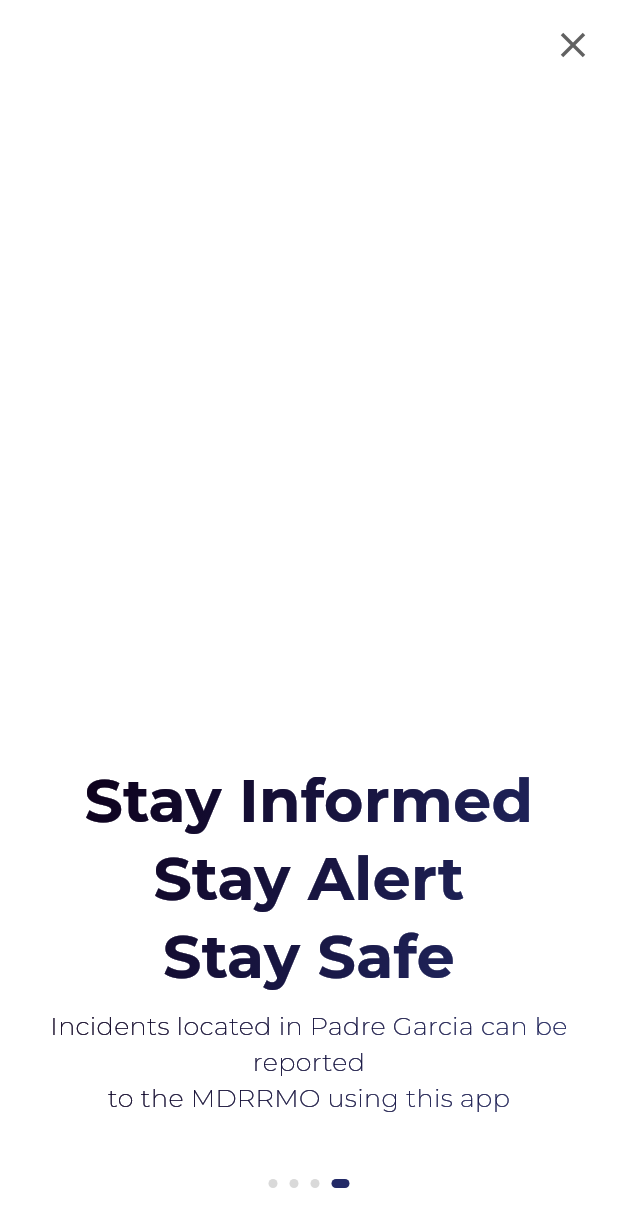
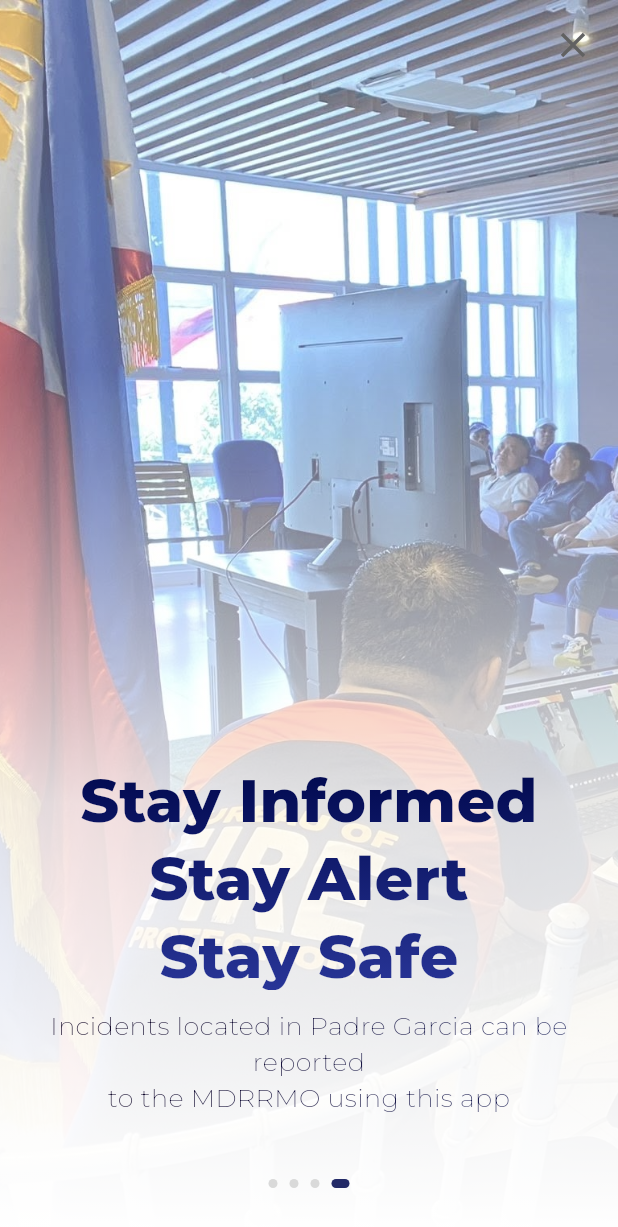
Before and after one commit to KngCd/responsys, a Flutter app: the screen it shows after launch, swiped to page 4, on a phone screen of 412 x 824 dp. Shown: the top 1227 px of the screen. Run offline on Flutter 3.47's test engine with Material 3 defaults, Android fonts, the phone set to English and light mode, and no system bars; our stand-ins replace google_fonts, image_picker, permission_handler; missing offline and left inert: flutter_inappwebview.

Commit message:
refine UI and put an image capturing feature

```diff
--- a/lib/main.dart
+++ b/lib/main.dart
@@ -213,24 +213,26 @@ class _OnboardingScreenState extends State<OnboardingScreen> {
               child: Column(
                 mainAxisSize: MainAxisSize.min,
                 children: [
-                  // Gradient text
                   ShaderMask(
-                    shaderCallback: (bounds) =>
-                        const LinearGradient(
-                          colors: [Color(0xFF0D001B), Color(0xFF222964)],
-                          begin: Alignment.topLeft,
-                          end: Alignment.bottomRight,
+                    shaderCallback: (bounds) {
+                      return const LinearGradient(
+                        begin: Alignment.topCenter,
+                        end: Alignment.bottomCenter,
+                        colors: [
+                          Color(0xFF00084D), // Top (deep navy)
+                          Color(0xFF293699), // Bottom (desaturated blue)
+                        ],
                       ).createShader(
                         Rect.fromLTWH(0, 0, bounds.width, bounds.height),
-                        ),
+                      );
+                    },
                     blendMode: BlendMode.srcIn,
                     child: Text(
                       "Welcome to\nResponsys",
                       textAlign: TextAlign.center,
                       style: GoogleFonts.montserrat(
                         fontSize: 40,
-                        fontWeight: FontWeight.w700,
-                        color: Colors.white,
+                        fontWeight: FontWeight.w800,
                         height: 1.3,
                       ),
                     ),
@@ -269,6 +271,33 @@ class _OnboardingScreenState extends State<OnboardingScreen> {
       // 2. Report Incidents
       Stack(
           children: [
+            // Full image (no cropping)
+            Positioned.fill(
+              child: Image.asset(
+                'assets/images/1.png',
+                fit: BoxFit.cover,
+              ),
+            ),
+
+            // Fade-to-white gradient at the bottom of the image
+            Positioned.fill(
+              child: Container(
+                decoration: const BoxDecoration(
+                  gradient: LinearGradient(
+                    colors: [
+                      Color.fromARGB(80, 255, 255, 255), // opacity white
+                      Color.fromARGB(217, 255, 255, 255), // ~85% opacity white
+                      Colors.white,
+                    ],
+                    begin: Alignment.topCenter,
+                    end: Alignment.bottomCenter,
+                    stops: [0.3, 0.65, 1.0], // Fade only lower portion
+                  ),
+                ),
+              ),
+            ),
+
+            // Close button
             if (_showClose)
               Positioned(
                 top: 16,
@@ -285,6 +314,8 @@ class _OnboardingScreenState extends State<OnboardingScreen> {
                   child: Icon(Icons.close, color: Colors.grey[700], size: 28),
                 ),
               ),
+
+            // Content at bottom
             Align(
               alignment: Alignment.bottomCenter,
               child: Padding(
@@ -292,24 +323,27 @@ class _OnboardingScreenState extends State<OnboardingScreen> {
                 child: Column(
                   mainAxisSize: MainAxisSize.min,
                   children: [
-                  // Gradient text
+                    // Gradient title
                     ShaderMask(
-                    shaderCallback: (bounds) =>
-                        const LinearGradient(
-                          colors: [Color(0xFF0D001B), Color(0xFF222964)],
-                          begin: Alignment.topLeft,
-                          end: Alignment.bottomRight,
+                      shaderCallback: (bounds) {
+                        return const LinearGradient(
+                          begin: Alignment.topCenter,
+                          end: Alignment.bottomCenter,
+                          colors: [
+                            Color(0xFF00084D),
+                            Color(0xFF293699),
+                          ],
                         ).createShader(
                           Rect.fromLTWH(0, 0, bounds.width, bounds.height),
-                        ),
+                        );
+                      },
                       blendMode: BlendMode.srcIn,
                       child: Text(
                         "Report\nIncidents",
                         textAlign: TextAlign.center,
                         style: GoogleFonts.montserrat(
                           fontSize: 40,
-                        fontWeight: FontWeight.w700,
-                        color: Colors.white,
+                          fontWeight: FontWeight.w800,
                           height: 1.3,
                         ),
                       ),
@@ -317,7 +351,7 @@ class _OnboardingScreenState extends State<OnboardingScreen> {
 
                     const SizedBox(height: 8),
 
-                  // Gradient text: Padre Garcia
+                    // Description text with gradient fill
                     ShaderMask(
                       shaderCallback: (bounds) =>
                           const LinearGradient(
@@ -333,9 +367,7 @@ class _OnboardingScreenState extends State<OnboardingScreen> {
                         textAlign: TextAlign.center,
                         style: GoogleFonts.montserrat(
                           fontSize: 17,
-                        fontWeight:
-                            FontWeight.w200, // lighter than headline, readable
-                        color: Colors.white,
+                          fontWeight: FontWeight.w200,
                         ),
                       ),
                     ),
@@ -348,6 +380,30 @@ class _OnboardingScreenState extends State<OnboardingScreen> {
       // 3. Real Time Report Collection
       Stack(
         children: [
+          // Full image (no cropping)
+          Positioned.fill(
+            child: Image.asset('assets/images/2.png', fit: BoxFit.cover),
+          ),
+
+          // Fade-to-white gradient at the bottom of the image
+          Positioned.fill(
+            child: Container(
+              decoration: const BoxDecoration(
+                gradient: LinearGradient(
+                  colors: [
+                    Color.fromARGB(80, 255, 255, 255), // opacity white
+                    Color.fromARGB(217, 255, 255, 255), // ~85% opacity white
+                    Colors.white,
+                  ],
+                  begin: Alignment.topCenter,
+                  end: Alignment.bottomCenter,
+                  stops: [0.3, 0.65, 1.0], // Fade only lower portion
+                ),
+              ),
+            ),
+          ),
+
+          // Close button
           if (_showClose)
             Positioned(
               top: 16,
@@ -364,6 +420,8 @@ class _OnboardingScreenState extends State<OnboardingScreen> {
                 child: Icon(Icons.close, color: Colors.grey[700], size: 28),
               ),
             ),
+
+          // Content at bottom
           Align(
             alignment: Alignment.bottomCenter,
             child: Padding(
@@ -371,24 +429,24 @@ class _OnboardingScreenState extends State<OnboardingScreen> {
               child: Column(
                 mainAxisSize: MainAxisSize.min,
                 children: [
-                  // Gradient text
+                  // Gradient title
                   ShaderMask(
-                    shaderCallback: (bounds) =>
-                        const LinearGradient(
-                          colors: [Color(0xFF0D001B), Color(0xFF222964)],
-                          begin: Alignment.topLeft,
-                          end: Alignment.bottomRight,
+                    shaderCallback: (bounds) {
+                      return const LinearGradient(
+                        begin: Alignment.topCenter,
+                        end: Alignment.bottomCenter,
+                        colors: [Color(0xFF00084D), Color(0xFF293699)],
                       ).createShader(
                         Rect.fromLTWH(0, 0, bounds.width, bounds.height),
-                        ),
+                      );
+                    },
                     blendMode: BlendMode.srcIn,
                     child: Text(
                       "Realtime\nReport\nCollection",
                       textAlign: TextAlign.center,
                       style: GoogleFonts.montserrat(
                         fontSize: 40,
-                        fontWeight: FontWeight.w700,
-                        color: Colors.white,
+                        fontWeight: FontWeight.w800,
                         height: 1.3,
                       ),
                     ),
@@ -396,7 +454,7 @@ class _OnboardingScreenState extends State<OnboardingScreen> {
 
                   const SizedBox(height: 8),
 
-                  // Gradient text: Padre Garcia
+                  // Description text with gradient fill
                   ShaderMask(
                     shaderCallback: (bounds) =>
                         const LinearGradient(
@@ -412,9 +470,7 @@ class _OnboardingScreenState extends State<OnboardingScreen> {
                       textAlign: TextAlign.center,
                       style: GoogleFonts.montserrat(
                         fontSize: 17,
-                        fontWeight:
-                            FontWeight.w200, // lighter than headline, readable
-                        color: Colors.white,
+                        fontWeight: FontWeight.w200,
                       ),
                     ),
                   ),
@@ -427,6 +483,30 @@ class _OnboardingScreenState extends State<OnboardingScreen> {
       // 4. Stay Informed, Stay Alert, Stay Safe
       Stack(
         children: [
+          // Full image (no cropping)
+          Positioned.fill(
+            child: Image.asset('assets/images/3.jpg', fit: BoxFit.cover),
+          ),
+
+          // Fade-to-white gradient at the bottom of the image
+          Positioned.fill(
+            child: Container(
+              decoration: const BoxDecoration(
+                gradient: LinearGradient(
+                  colors: [
+                    Color.fromARGB(80, 255, 255, 255), // opacity white
+                    Color.fromARGB(217, 255, 255, 255), // ~85% opacity white
+                    Colors.white,
+                  ],
+                  begin: Alignment.topCenter,
+                  end: Alignment.bottomCenter,
+                  stops: [0.3, 0.65, 1.0], // Fade only lower portion
+                ),
+              ),
+            ),
+          ),
+
+          // Close button
           if (_showClose)
             Positioned(
               top: 16,
@@ -443,6 +523,8 @@ class _OnboardingScreenState extends State<OnboardingScreen> {
                 child: Icon(Icons.close, color: Colors.grey[700], size: 28),
               ),
             ),
+
+          // Content at bottom
           Align(
             alignment: Alignment.bottomCenter,
             child: Padding(
@@ -450,24 +532,24 @@ class _OnboardingScreenState extends State<OnboardingScreen> {
               child: Column(
                 mainAxisSize: MainAxisSize.min,
                 children: [
-                  // Gradient text
+                  // Gradient title
                   ShaderMask(
-                    shaderCallback: (bounds) =>
-                        const LinearGradient(
-                          colors: [Color(0xFF0D001B), Color(0xFF222964)],
-                          begin: Alignment.topLeft,
-                          end: Alignment.bottomRight,
+                    shaderCallback: (bounds) {
+                      return const LinearGradient(
+                        begin: Alignment.topCenter,
+                        end: Alignment.bottomCenter,
+                        colors: [Color(0xFF00084D), Color(0xFF293699)],
                       ).createShader(
                         Rect.fromLTWH(0, 0, bounds.width, bounds.height),
-                        ),
+                      );
+                    },
                     blendMode: BlendMode.srcIn,
                     child: Text(
                       "Stay Informed\nStay Alert\nStay Safe",
                       textAlign: TextAlign.center,
                       style: GoogleFonts.montserrat(
                         fontSize: 40,
-                        fontWeight: FontWeight.w700,
-                        color: Colors.white,
+                        fontWeight: FontWeight.w800,
                         height: 1.3,
                       ),
                     ),
@@ -475,7 +557,7 @@ class _OnboardingScreenState extends State<OnboardingScreen> {
 
                   const SizedBox(height: 8),
 
-                  // Gradient text: Padre Garcia
+                  // Description text with gradient fill
                   ShaderMask(
                     shaderCallback: (bounds) =>
                         const LinearGradient(
@@ -491,9 +573,7 @@ class _OnboardingScreenState extends State<OnboardingScreen> {
                       textAlign: TextAlign.center,
                       style: GoogleFonts.montserrat(
                         fontSize: 17,
-                        fontWeight:
-                            FontWeight.w200, // lighter than headline, readable
-                        color: Colors.white,
+                        fontWeight: FontWeight.w200,
                       ),
                     ),
                   ),
@@ -510,26 +590,12 @@ class _OnboardingScreenState extends State<OnboardingScreen> {
       body: SafeArea(
         child: Stack(
           children: [
-            RefreshIndicator(
-              onRefresh: () async {
-                // You can reset your onboarding state here, or reload data
-                setState(() {
-                  _currentPage = 0;
-                  _showLogo = true;
-                  _showClose = false;
-                });
-                // Optionally, you can add a delay to show the spinner
-                await Future.delayed(const Duration(milliseconds: 1200));
-                // Re-run your onboarding logic if needed
-                initState();
-              },
-              child: PageView.builder(
+            PageView.builder(
               controller: _controller,
               itemCount: pages.length,
               onPageChanged: _onPageChanged,
               itemBuilder: (context, index) => pages[index],
               physics: const BouncingScrollPhysics(),
-              ),
             ),
             // Page indicator
             Positioned(
```
Also changed, not shown: lib/hazard_map.dart (+8 -7 lines), lib/incident_map.dart (+102 -29 lines), lib/widgets/navbar.dart (added, +139 -0 lines), pubspec.yaml (+3 -4 lines), assets/images/1.png (added), assets/images/2.png (added), assets/images/3.jpg (added), pubspec.lock, 6 other files. Lines whose indentation alone changed are shown as unchanged.
